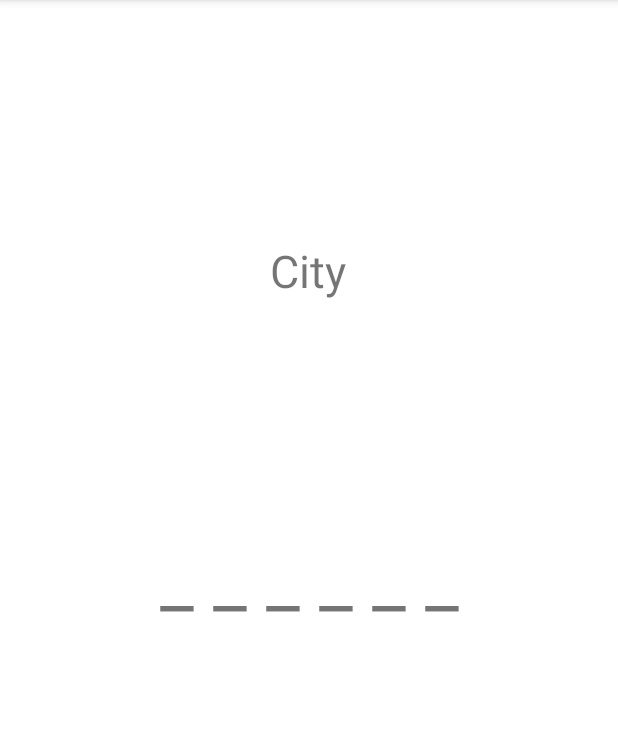
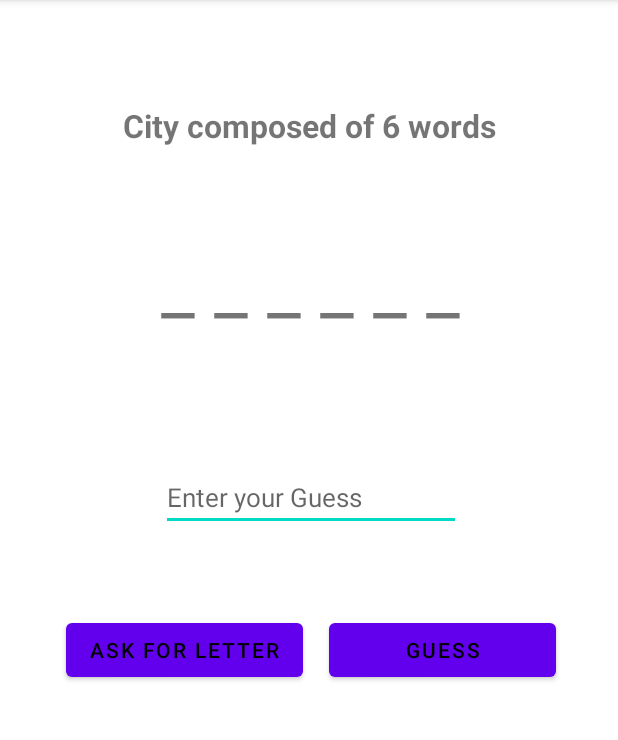
Before and after one commit to ETS-Android4/MobileApplicationDevelopmentClass, an Android app: the NormalGameActivity screen opened directly, with no data from a screen before it, on a phone screen of 412 x 824 dp, the part 84-824 px from its top. Run offline under Robolectric (Android 15) with nearby library versions, the phone set to English and light mode, and no system bars.

Commit message:
Created random city names for NormalGameActivity

```diff
--- a/Name-City-Game/app/src/main/java/tr/edu/mu/ceng/mad/name_city_game/NormalGameActivity.java
+++ b/Name-City-Game/app/src/main/java/tr/edu/mu/ceng/mad/name_city_game/NormalGameActivity.java
@@ -3,12 +3,74 @@ package tr.edu.mu.ceng.mad.name_city_game;
 import androidx.appcompat.app.AppCompatActivity;
 
 import android.os.Bundle;
+import android.view.View;
+import android.widget.EditText;
+import android.widget.TextView;
+
+import java.util.ArrayList;
+import java.util.Random;
 
 public class NormalGameActivity extends AppCompatActivity {
+    private TextView txtCity, txtAnswer;
+    private EditText editTextGuess;
+
+    private String[] cities = {
+            "adana", "adiyaman", "afyonkarahisar", "agri", "aksaray", "amasya", "ankara",
+            "antalya", "ardahan", "artvin", "aydin", "balikesir", "bartin", "batman",
+            "bayburt", "bilecik", "bingol", "bitlis", "bolu", "burdur", "bursa", "canakkale",
+            "cankiri", "corum", "denizli", "diyarbakir", "duzce", "edirne", "elazig",
+            "erzincan", "erzurum", "eskisehir", "gaziantep", "giresun", "gumushane",
+            "hakkari", "hatay", "igdir", "isparta", "istanbul", "izmir", "kahramanmaras",
+            "karabuk", "karaman", "kars", "kastamonu", "kayseri", "kilis", "kirikkale",
+            "kirklareli", "kirsehir", "kocaeli", "konya", "kutahya", "malatya", "manisa",
+            "mardin", "mersin", "mugla", "mus", "nevsehir", "nigde", "ordu", "osmaniye",
+            "rize", "sakarya", "samsun", "sanliurfa", "siirt", "sinop", "sivas", "sirnak",
+            "tekirdag", "tokat", "trabzon", "tunceli", "usak", "van", "yalova", "yozgat", "zonguldak"
+    };
+    private Random rndCity, rndLetter;
+    private int rndCityNumber, rndLetterNumber;
+    private String currentCity, txtAnswerString = "";
+    private ArrayList<Character> currentCityChar;
 
     @Override
     protected void onCreate(Bundle savedInstanceState) {
         super.onCreate(savedInstanceState);
         setContentView(R.layout.activity_normal_game);
+
+        txtCity = findViewById(R.id.txtCity_normal);
+        txtAnswer = findViewById(R.id.txtAnswer_normal);
+        editTextGuess = findViewById(R.id.editTextGuess_normal);
+
+        rndLetter = new Random();
+        rndCity = new Random();
+        rndCityNumber = rndCity.nextInt(cities.length);
+        currentCity = cities[rndCityNumber];
+        txtCity.setText("City composed of " +currentCity.length() + " words");
+
+        for(int i = 0; i < currentCity.length(); i++){
+            if(i < currentCity.length() - 1){
+                txtAnswerString += "_ ";
+            }else{
+                txtAnswerString += "_";
+            }
+        }
+        txtAnswer.setText(txtAnswerString);
+        currentCityChar = new ArrayList<>();
+
+        for (char c: currentCity.toCharArray()) {
+            currentCityChar.add(c);
+        }
+    }
+
+
+    public void btnGuess(View v){
+
+    }
+
+    public void btnLetter(View v){
+        if(currentCityChar.size() > 0){
+            rndLetterNumber = rndLetter.nextInt(currentCityChar.size());
+            currentCityChar.remove(rndLetterNumber);
+        }
     }
 }
--- a/Name-City-Game/app/src/main/res/layout/activity_normal_game.xml
+++ b/Name-City-Game/app/src/main/res/layout/activity_normal_game.xml
@@ -7,24 +7,66 @@
     tools:context=".NormalGameActivity">
 
     <TextView
-        android:id="@+id/textView"
+        android:id="@+id/txtCity_normal"
         android:layout_width="wrap_content"
         android:layout_height="wrap_content"
-        android:layout_marginStart="180dp"
-        android:layout_marginTop="160dp"
-        android:text="City"
-        android:textSize="30sp"
+        android:layout_marginTop="69dp"
+        android:text="City Name"
+        android:textSize="21sp"
+        android:textStyle="bold"
+        app:layout_constraintEnd_toEndOf="parent"
         app:layout_constraintStart_toStartOf="parent"
         app:layout_constraintTop_toTopOf="parent" />
 
     <TextView
-        android:id="@+id/textView2"
+        android:id="@+id/txtAnswer_normal"
         android:layout_width="wrap_content"
         android:layout_height="wrap_content"
+        android:layout_marginTop="57dp"
         android:text="_ _ _ _ _ _"
         android:textSize="50sp"
+        app:layout_constraintStart_toStartOf="@+id/editTextGuess_normal"
+        app:layout_constraintTop_toBottomOf="@+id/txtCity_normal" />
+
+    <EditText
+        android:id="@+id/editTextGuess_normal"
+        android:layout_width="wrap_content"
+        android:layout_height="wrap_content"
+        android:layout_marginStart="62dp"
+        android:layout_marginEnd="62dp"
+        android:layout_marginBottom="55dp"
+        android:ems="10"
+        android:hint="Enter your Guess"
+        android:inputType="textPersonName"
+        android:textSize="17sp"
+        app:layout_constraintBottom_toTopOf="@+id/btnGuess_normal"
+        app:layout_constraintEnd_toEndOf="@+id/btnGuess_normal"
+        app:layout_constraintStart_toStartOf="@+id/btnLetter_normal" />
+
+    <Button
+        android:id="@+id/btnLetter_normal"
+        android:layout_width="wrap_content"
+        android:layout_height="wrap_content"
+        android:layout_marginStart="44dp"
+        android:layout_marginTop="293dp"
+        android:layout_marginEnd="17dp"
+        android:layout_marginBottom="293dp"
+        android:onClick="btnLetter"
+        android:text="Ask for letter"
+        android:textColor="#000000"
         app:layout_constraintBottom_toBottomOf="parent"
+        app:layout_constraintEnd_toStartOf="@+id/btnGuess_normal"
+        app:layout_constraintStart_toStartOf="parent"
+        app:layout_constraintTop_toBottomOf="@+id/txtCity_normal" />
+
+    <Button
+        android:id="@+id/btnGuess_normal"
+        android:layout_width="0dp"
+        android:layout_height="wrap_content"
+        android:layout_marginEnd="41dp"
+        android:text="Guess"
+        android:textColor="#000000"
+        app:layout_constraintBaseline_toBaselineOf="@+id/btnLetter_normal"
         app:layout_constraintEnd_toEndOf="parent"
-        app:layout_constraintStart_toStartOf="parent"
-        app:layout_constraintTop_toTopOf="parent" />
+        app:layout_constraintStart_toEndOf="@+id/btnLetter_normal" />
 </androidx.constraintlayout.widget.ConstraintLayout>
```
